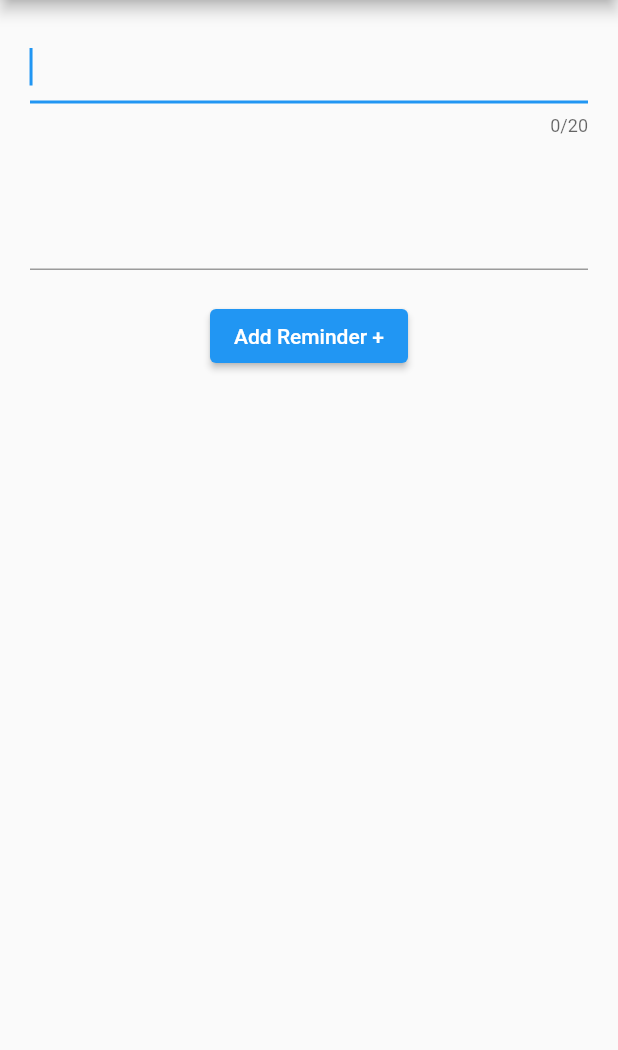
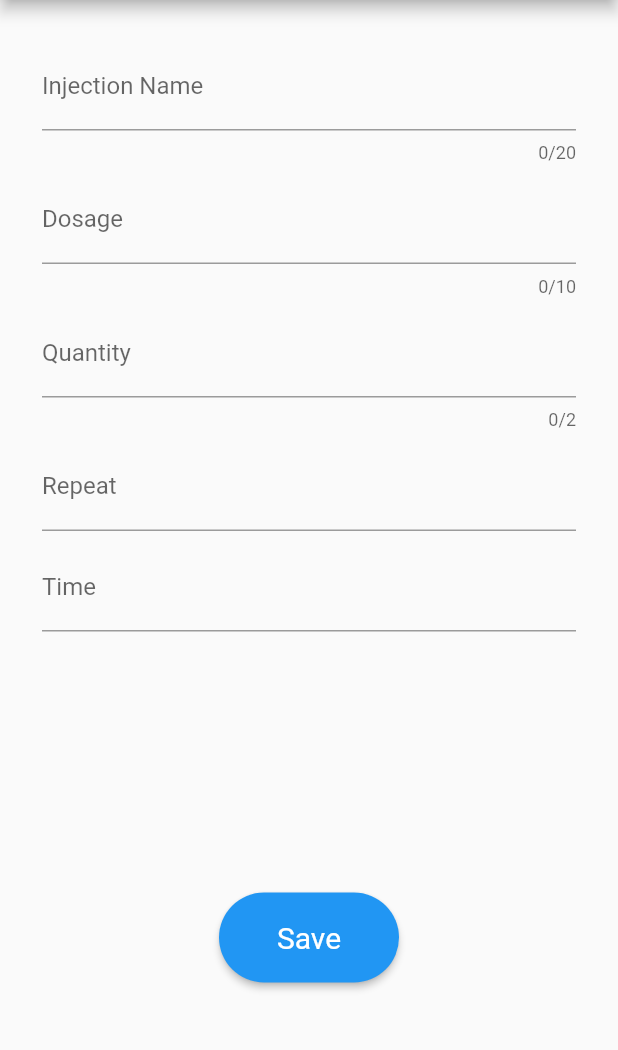
Before and after one commit to aparna-jay/ctse_medicine_reminder_app, a Flutter app: the AddInjectionReminder screen opened by its route, on a phone screen of 412 x 824 dp, the part 84-1134 px from its top. Run offline on Flutter 3.47's test engine with Material 2 defaults, Android fonts, the phone set to English and light mode, and no system bars.

Commit message:
Add injection reminder from

```diff
--- a/lib/main.dart
+++ b/lib/main.dart
@@ -26,8 +26,8 @@ class MyApp extends StatelessWidget {
         Home.routeName: (context) => Home(),
         AddPillReminder.routeName: (context) => AddPillReminder(),
         RefillReminder.routeName:(context)=> RefillReminder(),
-        AddInjectionReminder.routeName:(context)=> const AddInjectionReminder(),
-        InjectionReminders.routeName:(context)=> const InjectionReminders()
+        AddInjectionReminder.routeName:(context)=> AddInjectionReminder(),
+        InjectionReminders.routeName:(context)=> InjectionReminders()
 
       },
     );
--- a/lib/pages/AddInjectionReminder.dart
+++ b/lib/pages/AddInjectionReminder.dart
@@ -1,45 +1,205 @@
+import 'package:flutter/cupertino.dart';
 import 'package:flutter/material.dart';
 
-import 'InjectionReminders.dart';
+class  AddInjectionReminder extends StatelessWidget {
+  final GlobalKey<FormState> _formKey = GlobalKey<FormState>();
 
-class  AddInjectionReminder extends StatelessWidget {
   static const String routeName = '/newInjectionReminder';
-  const  AddInjectionReminder({Key? key}) : super(key: key);
+  AddInjectionReminder({Key? key}) : super(key: key);
 
   @override
   Widget build(BuildContext context) {
+    String? _Injectionname;
+    int _Dosage;
+    int _Quantity;
+    String? _Repeat;
+    DateTime _Time;
+
+    //widget function for Injection Name
+    Widget _buildInjectionNameField(){
+      return TextFormField(
+        maxLength: 20,
+        maxLines: 1,
+        decoration: InputDecoration(labelText: 'Injection Name', hintText: 'Enter Injection Name'),
+        validator: (InjectionName){
+          if(InjectionName!.isEmpty){
+            return 'Injection Name can not be empty';
+          }
+          return null;
+        },
+        onSaved: (value) {
+          _Injectionname = value;
+        },
+      );
+    }
+
+    Widget _buildDosageField() {
+      return TextFormField(
+        maxLength: 10,
+        keyboardType: TextInputType.number,
+        decoration: InputDecoration(
+            labelText: 'Dosage', hintText: 'Enter Dosage (mg)'
+        ),
+        validator: (text) {
+          if (text!.isEmpty) {
+            return "Please enter a valid Dosage";
+          }
+          return null;
+        },
+        onSaved: (value) {
+          _Dosage = int.parse(value!);
+        },
+      );
+    }
+
+    //widget function for Injection Dosage
+    Widget _buildQuantityField(){
+      return TextFormField(
+        maxLength: 2,
+        keyboardType: TextInputType.number,
+        decoration: InputDecoration(
+            labelText: 'Quantity', hintText: 'Enter Quantity'
+        ),
+        validator: (text) {
+          if (text!.isEmpty) {
+            return "Please enter a valid Quantity";
+          }
+          return null;
+        },
+        onSaved: (value) {
+          _Quantity = int.parse(value!);
+        },
+      );
+    }
+
+    //widget function for Repeat
+    Widget _buildRepeatField() {
+      return TextFormField(
+        decoration: InputDecoration(
+            labelText: 'Repeat', hintText: 'Select from the drop down'
+        ),
+        validator: (text) {
+          if (text!.isEmpty) {
+            return "Please select a value";
+          }
+          return null;
+        },
+        onSaved: (value) {
+          _Repeat = value;
+        },
+      );
+    }
+
+    //widget function for Time
+    Widget _buildTimeField() {
+      return TextFormField(
+        keyboardType: TextInputType.datetime,
+        decoration: InputDecoration(
+            labelText: 'Time', hintText: 'Select time'
+        ),
+        validator: (text) {
+          if (text!.isEmpty) {
+            return "Please enter a valid Dosage";
+          }
+          return null;
+        },
+        onSaved: (value) {
+          _Time = value as DateTime;
+        },
+      );
+    }
+
+
+
     return Scaffold(
         appBar: AppBar(
           title: const Text("New Injection Reminder"),
         ),
-        body:Column(
-          // mainAxisAlignment: MainAxisAlignment.center,
-          // crossAxisAlignment: CrossAxisAlignment.center,
-          children: [
-            const Padding(
-              padding: EdgeInsets.all(20.0),
-              child: TextField(
-                maxLength: 20,
-                autofocus: true,
-                autocorrect: true,
-                keyboardType: TextInputType.text,
-                style: TextStyle(fontSize: 21.0),
+        body: SingleChildScrollView(
+          child: Form(
+            key: _formKey,
+            child: Container(
+              // mainAxisAlignment: MainAxisAlignment.center,
+              // crossAxisAlignment: CrossAxisAlignment.center,
+              margin: const EdgeInsets.all(24.0),
+              child: Column(
+                children: <Widget>[
+                  //text field functions
+                  Padding(
+                    padding: const EdgeInsets.all(4.0),
+                    child: _buildInjectionNameField(),
+                  ),
+                  Padding(
+                    padding: const EdgeInsets.all(4.0),
+                    child: _buildDosageField(),
+                  ),Padding(
+                    padding: const EdgeInsets.all(4.0),
+                    child: _buildQuantityField(),
+                  ),Padding(
+                    padding: const EdgeInsets.all(4.0),
+                    child: _buildRepeatField(),
+                  ),Padding(
+                    padding: const EdgeInsets.all(4.0),
+                    child:  _buildTimeField(),
+                  ),
+
+                  const SizedBox(
+                    height: 170,
+                    width: 200,
+                  ),
+                  ElevatedButton(onPressed: () {
+                    // Navigator.of(context).pushNamed(AddInjectionReminder.routeName);
+                    if(_formKey.currentState!.validate()){
+                      _formKey.currentState?.save();
+                      print('Injectionname');
+                    }
+
+                  },
+                    child: const Text('Save'),
+                    style: ElevatedButton.styleFrom(
+                        fixedSize: const Size(120, 60),
+                        primary: Colors.blue,
+                        shape: RoundedRectangleBorder(
+                        borderRadius: BorderRadius.circular(40),
+                        ),
+                      textStyle: const TextStyle(
+                        fontStyle: FontStyle.normal,
+                        fontSize: 20,
+                      )
+                    ),
+                  )
+                  // Container(color: Colors.amber, height: 300),
+                  // Container(color: Colors.red, height: 300),
+                  // Container(color: Colors.blueAccent, height: 300),
+                ],
               ),
+              // children: [
+              //   const Padding(
+              //     padding: EdgeInsets.all(20.0),
+              //     child: TextField(
+              //       maxLength: 20,
+              //       autofocus: true,
+              //       autocorrect: true,
+              //       keyboardType: TextInputType.text,
+              //       style: TextStyle(fontSize: 21.0),
+              //     ),
+              //   ),
+              //   const Padding(
+              //     padding: EdgeInsets.all(20.0),
+              //     child: TextField(
+              //       keyboardType: TextInputType.number,
+              //       style: TextStyle(fontSize: 21.0),
+              //     ),
+              //   ),
+              //   const SizedBox(width:double.infinity,
+              //   ),
+              //   ElevatedButton(onPressed: () {
+              //     Navigator.of(context).pushNamed(InjectionReminders.routeName);
+              //   }, child: const Text('Add Reminder +'),
+              //   ),
+              // ],
             ),
-            const Padding(
-              padding: EdgeInsets.all(20.0),
-              child: TextField(
-                keyboardType: TextInputType.number,
-                style: TextStyle(fontSize: 21.0),
-              ),
-            ),
-            const SizedBox(width:double.infinity,
-            ),
-            ElevatedButton(onPressed: () {
-              Navigator.of(context).pushNamed(InjectionReminders.routeName);
-            }, child: const Text('Add Reminder +'),
-            ),
-          ],
+          ),
         ),
 
     );
--- a/pubspec.yaml
+++ b/pubspec.yaml
@@ -35,6 +35,7 @@ dependencies:
   # Use with the CupertinoIcons class for iOS style icons.
   cupertino_icons: ^1.0.2
   device_preview: ^1.0.0
+  syncfusion_flutter_datepicker: ^19.4.56
 
 dev_dependencies:
   flutter_test:
```
Also changed, not shown: pubspec.lock.
